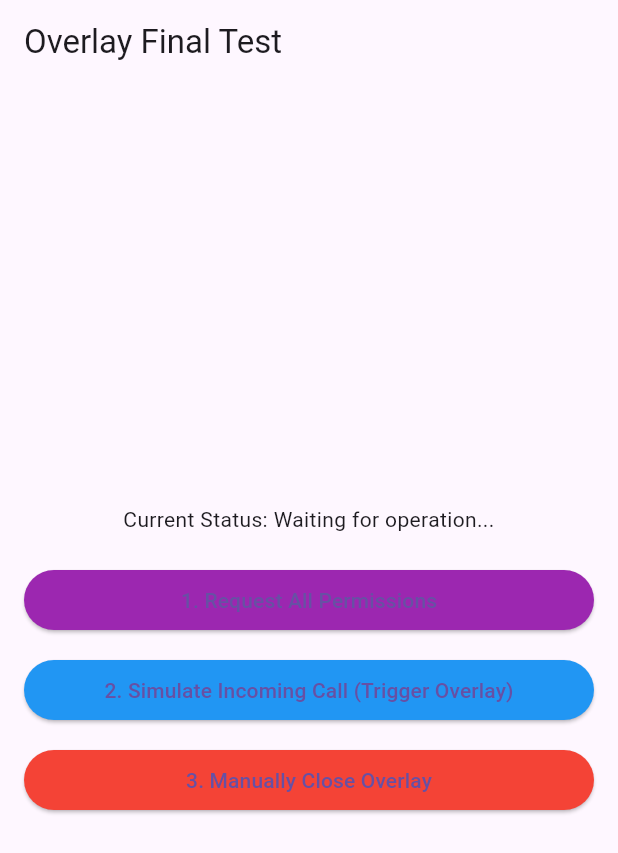
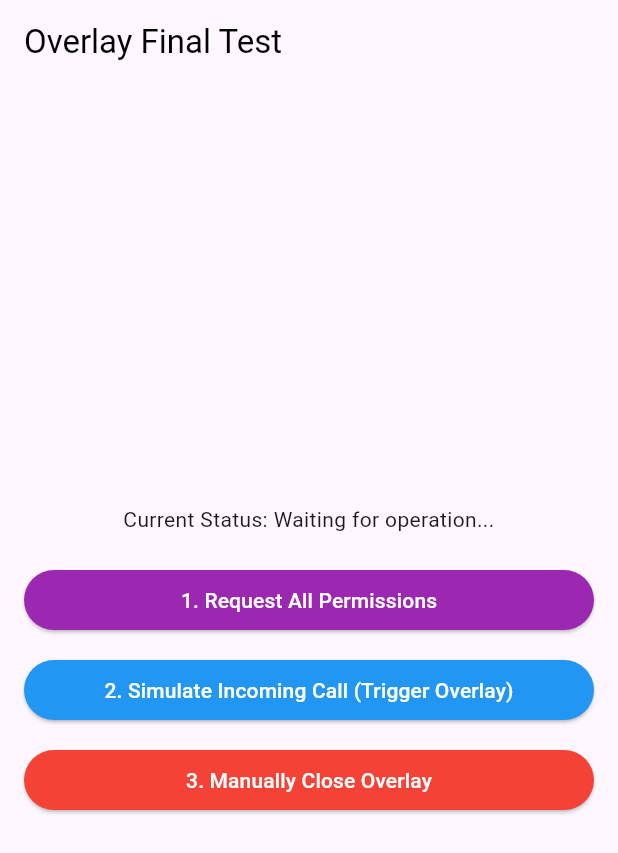
Before and after one commit to haygcao/floating_window_android, a Flutter app: the screen it shows after launch, on a phone screen of 412 x 824 dp. Shown: the top 853 px of the screen. Run offline on Flutter 3.47's test engine with Material 3 defaults, Android fonts, the light colour scheme and no system bars; our stand-ins replace dio, permission_handler, plugin_platform_interface, shared_preferences; missing offline and left inert: flutter_callkit_incoming, phone_state.

Commit message:
style: improve button text visibility with white color
Set white text color for all buttons to improve visibility against their colored backgrounds. Also updated app bar title text color for consistency.

```diff
--- a/example/lib/main.dart
+++ b/example/lib/main.dart
@@ -57,7 +57,7 @@ class _MyAppState extends State<MyApp> {
     return MaterialApp(
       home: Scaffold(
         appBar: AppBar(
-          title: const Text('Overlay Final Test'),
+          title: const Text('Overlay Final Test', style: TextStyle(color: Color.fromARGB(255, 2, 2, 2))),
         ),
         body: Center(
           child: Padding(
@@ -74,13 +74,13 @@ class _MyAppState extends State<MyApp> {
                     _showFeedback(granted ? "Permission check/request completed!" : "Some permissions denied, please check settings.", isSuccess: granted);
                   },
                   style: ElevatedButton.styleFrom(backgroundColor: Colors.purple),
-                  child: const Text('1. Request All Permissions'),
+                  child: const Text('1. Request All Permissions', style: TextStyle(color: Colors.white)),
                 ),
                 const SizedBox(height: 12),
                 ElevatedButton(
                   onPressed: CallKitService.showIncomingCall,
                   style: ElevatedButton.styleFrom(backgroundColor: Colors.blue),
-                  child: const Text('2. Simulate Incoming Call (Trigger Overlay)'),
+                  child: const Text('2. Simulate Incoming Call (Trigger Overlay)', style: TextStyle(color: Colors.white)),
                 ),
                 const SizedBox(height: 12),
                 ElevatedButton(
@@ -90,7 +90,7 @@ class _MyAppState extends State<MyApp> {
                     _showFeedback("Close overlay command sent.");
                   },
                   style: ElevatedButton.styleFrom(backgroundColor: Colors.red),
-                  child: const Text('3. Manually Close Overlay'),
+                  child: const Text('3. Manually Close Overlay', style: TextStyle(color: Colors.white)),
                 ),
               ],
             ),
```
